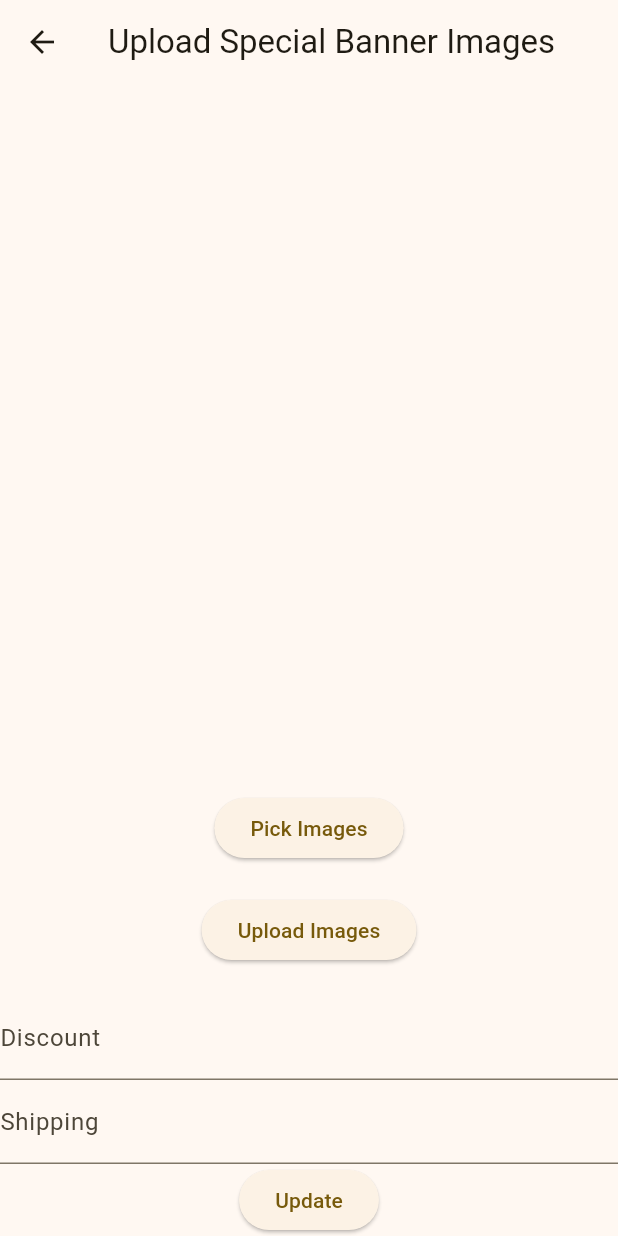
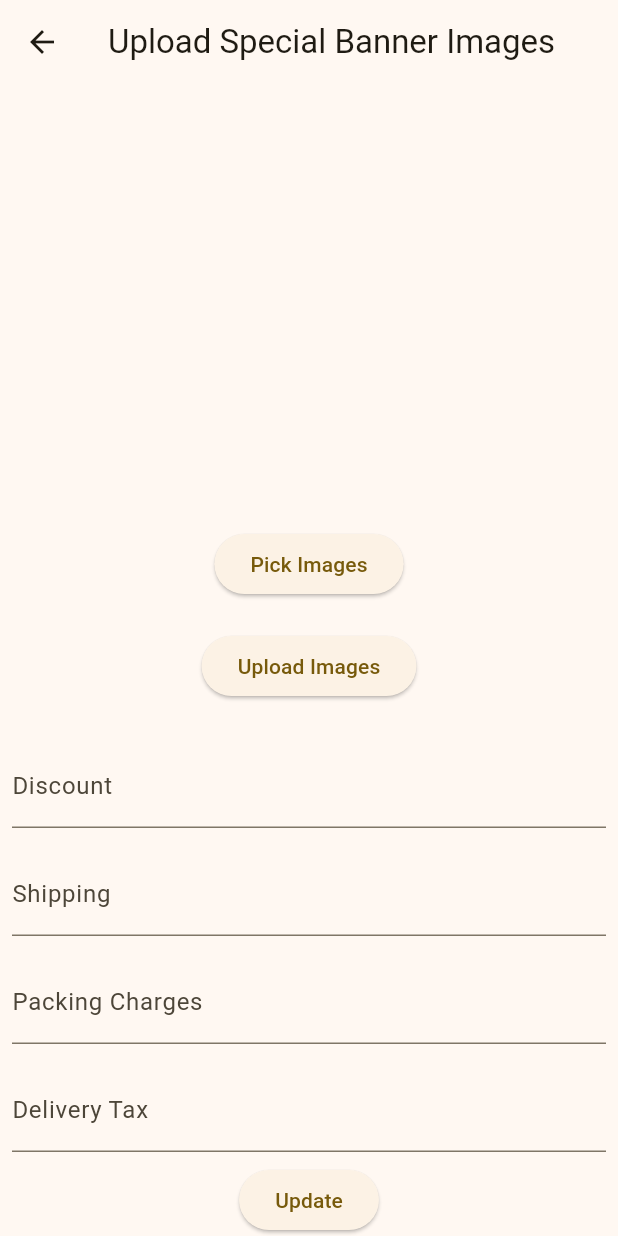
Before and after one commit to AppDeveloperAli/Inventory-, a Flutter app: the SpecialOffers screen opened directly, on a phone screen of 412 x 824 dp. Run offline on Flutter 3.47's test engine with Material 3 defaults, Android fonts, the phone set to English and light mode, and no system bars; our stand-ins replace cloud_firestore, firebase_core, firebase_storage, image_picker, syncfusion_flutter_charts; accounts and stored records are empty.

Commit message:
all done..

```diff
--- a/lib/specialOffers.dart
+++ b/lib/specialOffers.dart
@@ -53,7 +53,7 @@ class _SpecialOffersState extends State<SpecialOffers> {
       _images.clear();
     });
 
-    ScaffoldMessenger.of(context).showSnackBar(SnackBar(
+    ScaffoldMessenger.of(context).showSnackBar(const SnackBar(
       content: Text('Images uploaded successfully'),
     ));
     setState(() {
@@ -70,17 +70,23 @@ class _SpecialOffersState extends State<SpecialOffers> {
 
   TextEditingController discountController = TextEditingController();
   TextEditingController shippingController = TextEditingController();
+  TextEditingController packingChargesController = TextEditingController();
+  TextEditingController deliveryTaxController = TextEditingController();
 
   @override
   void dispose() {
     discountController.dispose();
     shippingController.dispose();
+    packingChargesController.dispose();
+    deliveryTaxController.dispose();
     super.dispose();
   }
 
   Future<void> _updateSettings() async {
     String discount = discountController.text;
     String shipping = shippingController.text;
+    String packingCharges = packingChargesController.text;
+    String deliveryCharges = deliveryTaxController.text;
 
     // Perform Firebase update here
     FirebaseFirestore.instance
@@ -89,13 +95,17 @@ class _SpecialOffersState extends State<SpecialOffers> {
         .update({
       'discount': discount,
       'shiping': shipping,
+      'deliveryTax': deliveryCharges,
+      'packingCharges': packingCharges,
     });
 
     // Clear text field values after update
     discountController.clear();
     shippingController.clear();
+    packingChargesController.clear();
+    deliveryTaxController.clear();
 
-    ScaffoldMessenger.of(context).showSnackBar(SnackBar(
+    ScaffoldMessenger.of(context).showSnackBar(const SnackBar(
       content: Text('Discount and Shipping updated successfully'),
     ));
   }
@@ -104,13 +114,13 @@ class _SpecialOffersState extends State<SpecialOffers> {
   Widget build(BuildContext context) {
     return Scaffold(
       appBar: AppBar(
-        title: Text('Upload Special Banner Images'),
+        title: const Text('Upload Special Banner Images'),
       ),
       body: Column(
         children: [
           Expanded(
             child: GridView.builder(
-              gridDelegate: SliverGridDelegateWithFixedCrossAxisCount(
+              gridDelegate: const SliverGridDelegateWithFixedCrossAxisCount(
                 crossAxisCount: 3,
                 crossAxisSpacing: 5,
                 mainAxisSpacing: 5,
@@ -123,35 +133,61 @@ class _SpecialOffersState extends State<SpecialOffers> {
           ),
           ElevatedButton(
             onPressed: _pickImages,
-            child: Text('Pick Images'),
+            child: const Text('Pick Images'),
           ),
           Padding(
             padding: const EdgeInsets.only(top: 20, bottom: 20),
             child: isLoading
-                ? CircularProgressIndicator()
+                ? const CircularProgressIndicator()
                 : ElevatedButton(
                     onPressed: _uploadImages,
-                    child: Text('Upload Images'),
+                    child: const Text('Upload Images'),
                   ),
           ),
           // here
-          TextField(
+          Padding(
+            padding: const EdgeInsets.all(8.0),
+            child: TextField(
               controller: discountController,
               keyboardType: TextInputType.number,
-            decoration: InputDecoration(
+              decoration: const InputDecoration(
                 labelText: 'Discount',
               ),
             ),
-          TextField(
+          ),
+          Padding(
+            padding: const EdgeInsets.all(8.0),
+            child: TextField(
               controller: shippingController,
               keyboardType: TextInputType.number,
-            decoration: InputDecoration(
+              decoration: const InputDecoration(
                 labelText: 'Shipping',
+              ),
+            ),
+          ),
+          Padding(
+            padding: const EdgeInsets.all(8.0),
+            child: TextField(
+              controller: packingChargesController,
+              keyboardType: TextInputType.number,
+              decoration: const InputDecoration(
+                labelText: 'Packing Charges',
+              ),
+            ),
+          ),
+          Padding(
+            padding: const EdgeInsets.all(8.0),
+            child: TextField(
+              controller: deliveryTaxController,
+              keyboardType: TextInputType.number,
+              decoration: const InputDecoration(
+                labelText: 'Delivery Tax',
+              ),
             ),
           ),
           ElevatedButton(
             onPressed: _updateSettings,
-            child: Text('Update'),
+            child: const Text('Update'),
           ),
         ],
       ),
```
Also changed, not shown: lib/uploadItem.dart (+11 -7 lines). Lines whose indentation alone changed are shown as unchanged.
